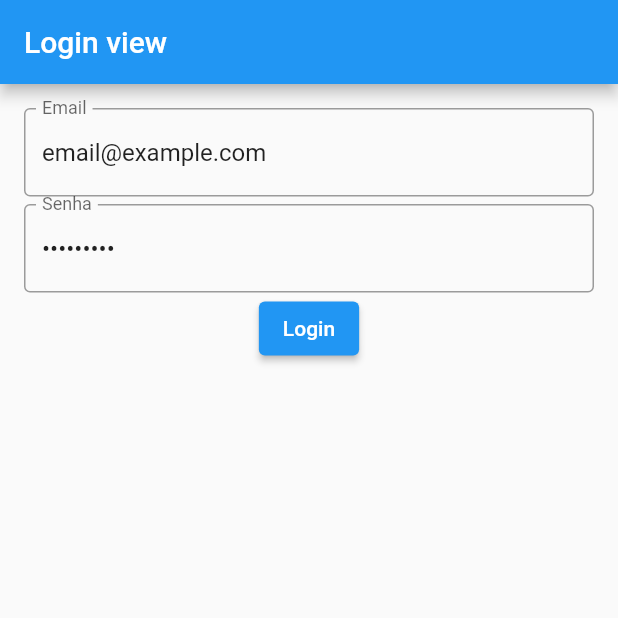
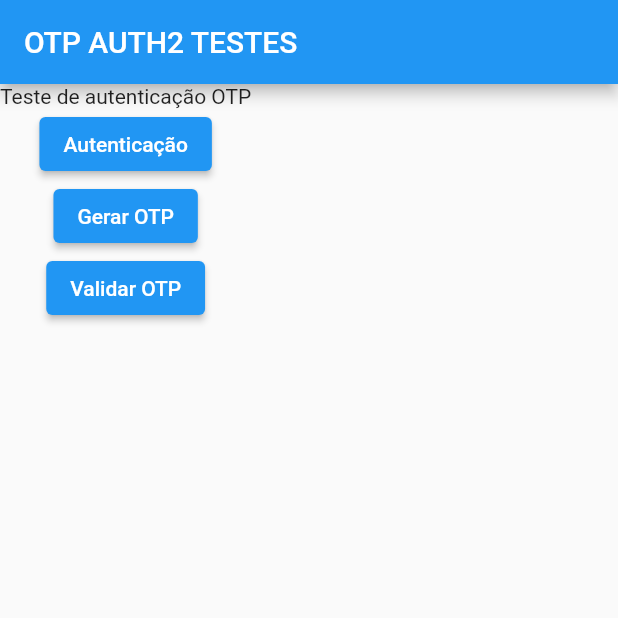
Before and after one commit to boberto-projects/mobile-boberto-manager, a Flutter app: the screen it shows after launch, on a phone screen of 412 x 824 dp, the top half of it. Run offline on Flutter 3.47's test engine with Material 2 defaults, Android fonts, the phone set to English and light mode, and no system bars; our stand-ins replace dio, get.

```diff
--- /dev/null
+++ b/lib/modules/home/home.dart
@@ -0,0 +1,29 @@
+import 'package:flutter/material.dart';
+import 'package:get/get.dart';
+
+class Home extends StatelessWidget {
+  const Home({super.key});
+
+  @override
+  Widget build(BuildContext context) {
+    return Scaffold(
+        appBar: AppBar(
+          title: const Text("OTP AUTH2 TESTES"),
+        ),
+        body: Column(children: [
+          const Text("Teste de autenticação OTP"),
+          ElevatedButton(
+            onPressed: () => Get.toNamed("/autenticar"),
+            child: const Text('Autenticação'),
+          ),
+          ElevatedButton(
+            onPressed: () => Get.toNamed("/otp"),
+            child: const Text('Gerar OTP'),
+          ),
+          ElevatedButton(
+            onPressed: () => Get.toNamed("/otp"),
+            child: const Text('Validar OTP'),
+          )
+        ]));
+  }
+}
--- a/lib/modules/login/login_controller.dart
+++ b/lib/modules/login/login_controller.dart
@@ -32,6 +32,11 @@ class LoginController extends GetxController {
       return;
     }
     final apiClient = ApiClient();
-    await apiClient.autenticar(email, senha);
+    try {
+      await apiClient.autenticar(email, senha);
+      Get.toNamed("/otp");
+    } catch (Exceptions) {
+      print("Só pra lembrar: isso aqui não tá adicionando o token no baerer.");
+    }
   }
 }
--- a/pubspec.yaml
+++ b/pubspec.yaml
@@ -35,6 +35,7 @@ dependencies:
   cupertino_icons: ^1.0.2
   get: ^4.6.5
   dio: ^4.0.6
+  dart_otp: ^1.3.0
 
 dev_dependencies:
   flutter_test:
```
Also changed, not shown: lib/main.dart (+5 -5 lines), lib/modules/otp/bindings/otp_binding.dart (added, +10 -0 lines), lib/modules/otp/otp_controller.dart (+30 -0 lines), lib/modules/otp/otp_view.dart (+16 -11 lines), lib/modules/otp/widgets/pin_widget.dart (added, +25 -0 lines), pubspec.lock.
